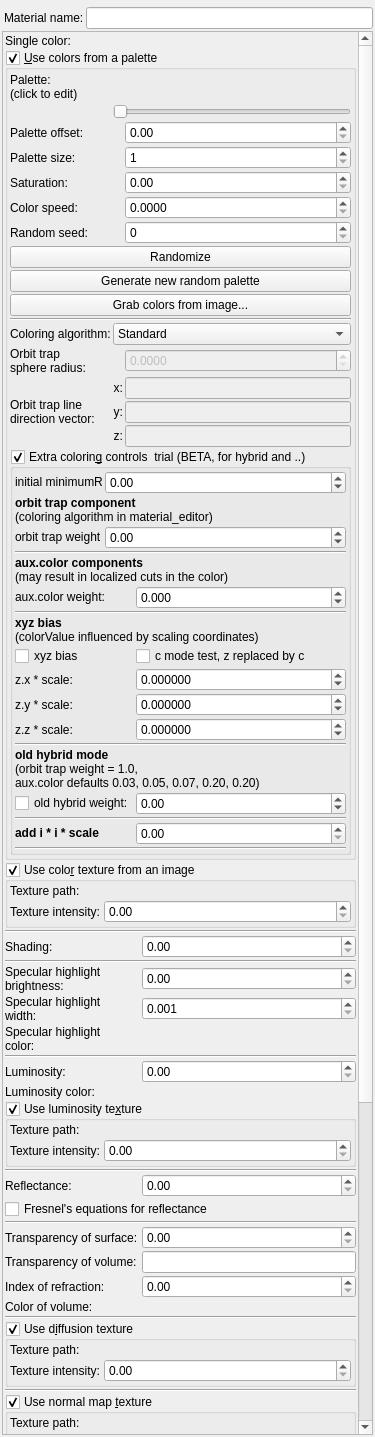
Qt form mandelbulber2/qt/material_editor.ui (buddhi1980/mandelbulber2) before a commit.
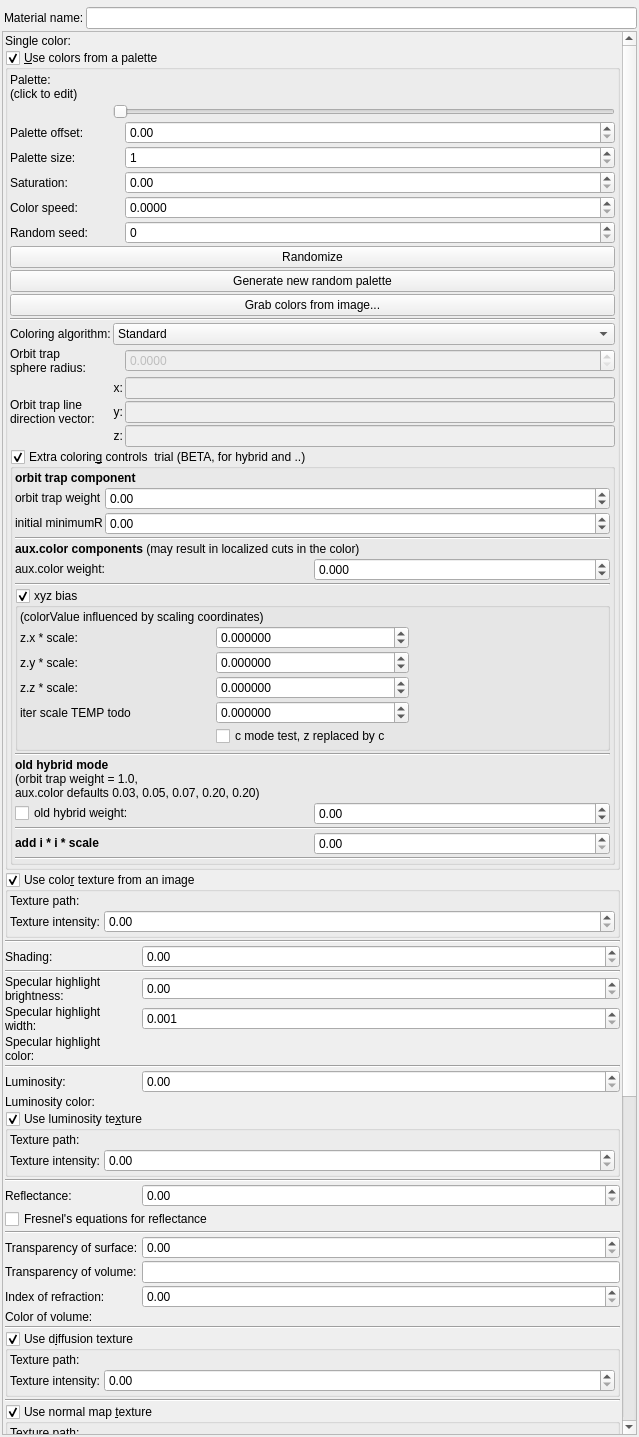
The same form after that commit. Icons and pictures are not drawn. Custom widgets are drawn as their Qt base class.

Commit message: more color hybrid mode etc updates

What changed in the file:
```diff
--- a/mandelbulber2/qt/material_editor.ui
+++ b/mandelbulber2/qt/material_editor.ui
@@ -6,7 +6,7 @@
    <rect>
     <x>0</x>
     <y>0</y>
-    <width>375</width>
+    <width>639</width>
     <height>1437</height>
    </rect>
   </property>
@@ -81,9 +81,9 @@
       <property name="geometry">
        <rect>
         <x>0</x>
-        <y>-297</y>
-        <width>426</width>
-        <height>2089</height>
+        <y>-309</y>
+        <width>619</width>
+        <height>2098</height>
        </rect>
       </property>
       <layout class="QVBoxLayout" name="verticalLayout_2">
@@ -1183,8 +1183,36 @@
                </property>
                <item>
                 <layout class="QGridLayout" name="gridLayout" columnstretch="0,1">
-                 <item row="0" column="0">
-                  <widget class="QLabel" name="label_61">
+                 <item row="2" column="1">
+                  <widget class="MyDoubleSpinBox" name="spinbox_fractal_coloring_orbit_trap_weight">
+                   <property name="sizePolicy">
+                    <sizepolicy hsizetype="Minimum" vsizetype="Maximum">
+                     <horstretch>0</horstretch>
+                     <verstretch>0</verstretch>
+                    </sizepolicy>
+                   </property>
+                   <property name="prefix">
+                    <string/>
+                   </property>
+                   <property name="suffix">
+                    <string/>
+                   </property>
+                   <property name="decimals">
+                    <number>2</number>
+                   </property>
+                   <property name="minimum">
+                    <double>-9999.989999999999782</double>
+                   </property>
+                   <property name="maximum">
+                    <double>9999.989999999999782</double>
+                   </property>
+                   <property name="singleStep">
+                    <double>0.100000000000000</double>
+                   </property>
+                  </widget>
+                 </item>
+                 <item row="1" column="0" colspan="2">
+                  <widget class="QLabel" name="label_60">
                    <property name="font">
                     <font>
                      <weight>75</weight>
@@ -1192,7 +1220,7 @@
                     </font>
                    </property>
                    <property name="text">
-                    <string>&lt;html&gt;&lt;head/&gt;&lt;body&gt;&lt;p&gt;&lt;span style=&quot; font-weight:400;&quot;&gt;initial minimumR&lt;/span&gt;&lt;/p&gt;&lt;/body&gt;&lt;/html&gt;</string>
+                    <string>&lt;html&gt;&lt;head/&gt;&lt;body&gt;&lt;p&gt;orbit trap component &lt;/p&gt;&lt;/body&gt;&lt;/html&gt;</string>
                    </property>
                   </widget>
                  </item>
@@ -1209,7 +1237,20 @@
                    </property>
                   </widget>
                  </item>
-                 <item row="0" column="1">
+                 <item row="3" column="0">
+                  <widget class="QLabel" name="label_61">
+                   <property name="font">
+                    <font>
+                     <weight>75</weight>
+                     <bold>true</bold>
+                    </font>
+                   </property>
+                   <property name="text">
+                    <string>&lt;html&gt;&lt;head/&gt;&lt;body&gt;&lt;p&gt;&lt;span style=&quot; font-weight:400;&quot;&gt;initial minimumR&lt;/span&gt;&lt;/p&gt;&lt;/body&gt;&lt;/html&gt;</string>
+                   </property>
+                  </widget>
+                 </item>
+                 <item row="3" column="1">
                   <widget class="MyDoubleSpinBox" name="spinbox_fractal_coloring_initial_minimumR">
                    <property name="sizePolicy">
                     <sizepolicy hsizetype="Minimum" vsizetype="Maximum">
@@ -1237,124 +1278,55 @@
                    </property>
                   </widget>
                  </item>
-                 <item row="1" column="0" colspan="2">
-                  <widget class="QLabel" name="label_60">
-                   <property name="font">
-                    <font>
-                     <weight>75</weight>
-                     <bold>true</bold>
-                    </font>
-                   </property>
-                   <property name="text">
-                    <string>&lt;html&gt;&lt;head/&gt;&lt;body&gt;&lt;p&gt;orbit trap component &lt;br/&gt;&lt;span style=&quot; font-weight:400;&quot;&gt;(coloring algorithm in material_editor)&lt;/span&gt;&lt;/p&gt;&lt;/body&gt;&lt;/html&gt;</string>
-                   </property>
-                  </widget>
-                 </item>
-                 <item row="2" column="1">
-                  <widget class="MyDoubleSpinBox" name="spinbox_fractal_coloring_orbit_trap_weight">
-                   <property name="sizePolicy">
-                    <sizepolicy hsizetype="Minimum" vsizetype="Maximum">
-                     <horstretch>0</horstretch>
-                     <verstretch>0</verstretch>
-                    </sizepolicy>
-                   </property>
-                   <property name="prefix">
-                    <string/>
-                   </property>
-                   <property name="suffix">
-                    <string/>
-                   </property>
-                   <property name="decimals">
-                    <number>2</number>
-                   </property>
-                   <property name="minimum">
-                    <double>-9999.989999999999782</double>
-                   </property>
-                   <property name="maximum">
-                    <double>9999.989999999999782</double>
-                   </property>
-                   <property name="singleStep">
-                    <double>0.100000000000000</double>
-                   </property>
-                  </widget>
-                 </item>
                 </layout>
                </item>
                <item>
-                <layout class="QGridLayout" name="gridLayout_14" columnstretch="0,1">
+                <layout class="QGridLayout" name="gridLayout_14" columnstretch="0,0">
                  <property name="spacing">
                   <number>2</number>
                  </property>
-                 <item row="20" column="1">
-                  <widget class="MyDoubleSpinBox" name="spinbox_fractal_coloring_ii_add_scale">
-                   <property name="sizePolicy">
-                    <sizepolicy hsizetype="Minimum" vsizetype="Maximum">
-                     <horstretch>0</horstretch>
-                     <verstretch>0</verstretch>
-                    </sizepolicy>
+                 <item row="17" column="0" colspan="2">
+                  <widget class="Line" name="line_8">
+                   <property name="orientation">
+                    <enum>Qt::Horizontal</enum>
                    </property>
-                   <property name="prefix">
-                    <string/>
+                  </widget>
+                 </item>
+                 <item row="20" column="0" colspan="2">
+                  <widget class="Line" name="line">
+                   <property name="orientation">
+                    <enum>Qt::Horizontal</enum>
                    </property>
-                   <property name="suffix">
-                    <string/>
-                   </property>
-                   <property name="decimals">
-                    <number>2</number>
-                   </property>
-                   <property name="minimum">
-                    <double>0.000000000000000</double>
-                   </property>
-                   <property name="maximum">
-                    <double>99999.000000000000000</double>
-                   </property>
-                   <property name="singleStep">
-                    <double>0.100000000000000</double>
-                   </property>
                   </widget>
                  </item>
-                 <item row="20" column="0">
+                 <item row="21" column="0">
                   <widget class="QLabel" name="label_34">
                    <property name="text">
                     <string>&lt;html&gt;&lt;head/&gt;&lt;body&gt;&lt;p&gt;&lt;span style=&quot; font-weight:600;&quot;&gt;add i * i * scale&lt;/span&gt;&lt;/p&gt;&lt;/body&gt;&lt;/html&gt;</string>
                    </property>
                   </widget>
                  </item>
-                 <item row="5" column="0" colspan="2">
-                  <widget class="QLabel" name="label_75">
-                   <property name="font">
-                    <font>
-                     <weight>75</weight>
-                     <bold>true</bold>
-                    </font>
-                   </property>
-                   <property name="text">
-                    <string>&lt;html&gt;&lt;head/&gt;&lt;body&gt;&lt;p&gt;aux.color components &lt;br/&gt;&lt;span style=&quot; font-weight:400;&quot;&gt;(may result in localized cuts in the color)&lt;/span&gt;&lt;/p&gt;&lt;/body&gt;&lt;/html&gt;</string>
-                   </property>
-                  </widget>
-                 </item>
-                 <item row="18" column="0">
+                 <item row="19" column="0">
                   <widget class="QCheckBox" name="checkBox_fractal_coloring_old_hybrid_enabled_false">
                    <property name="text">
                     <string notr="true">old hybrid weight:</string>
                    </property>
                   </widget>
                  </item>
-                 <item row="4" column="0" colspan="2">
-                  <widget class="Line" name="line_15">
-                   <property name="orientation">
-                    <enum>Qt::Horizontal</enum>
+                 <item row="18" column="0" colspan="2">
+                  <widget class="QLabel" name="label_65">
+                   <property name="font">
+                    <font>
+                     <weight>75</weight>
+                     <bold>true</bold>
+                    </font>
                    </property>
-                  </widget>
-                 </item>
-                 <item row="13" column="0">
-                  <widget class="QLabel" name="label_37">
                    <property name="text">
-                    <string>z.y * scale:</string>
+                    <string>&lt;html&gt;&lt;head/&gt;&lt;body&gt;&lt;p&gt;old hybrid mode &lt;br/&gt;&lt;span style=&quot; font-weight:400;&quot;&gt;(orbit trap weight = 1.0, &lt;br/&gt;aux.color defaults 0.03, 0.05, 0.07, 0.20, 0.20)&lt;/span&gt;&lt;/p&gt;&lt;/body&gt;&lt;/html&gt;</string>
                    </property>
                   </widget>
                  </item>
-                 <item row="18" column="1">
+                 <item row="19" column="1">
                   <widget class="MyDoubleSpinBox" name="spinbox_fractal_coloring_old_hybrid_weight">
                    <property name="sizePolicy">
                     <sizepolicy hsizetype="Minimum" vsizetype="Maximum">
@@ -1382,116 +1354,26 @@
                    </property>
                   </widget>
                  </item>
-                 <item row="16" column="0" colspan="2">
-                  <widget class="Line" name="line_8">
+                 <item row="5" column="0" colspan="2">
+                  <widget class="QLabel" name="label_75">
+                   <property name="font">
+                    <font>
+                     <weight>75</weight>
+                     <bold>true</bold>
+                    </font>
+                   </property>
+                   <property name="text">
+                    <string>&lt;html&gt;&lt;head/&gt;&lt;body&gt;&lt;p&gt;aux.color components  &lt;span style=&quot; font-weight:400;&quot;&gt;(may result in localized cuts in the color)&lt;/span&gt;&lt;/p&gt;&lt;/body&gt;&lt;/html&gt;</string>
+                   </property>
+                  </widget>
+                 </item>
+                 <item row="4" column="0" colspan="2">
+                  <widget class="Line" name="line_15">
                    <property name="orientation">
                     <enum>Qt::Horizontal</enum>
                    </property>
                   </widget>
                  </item>
-                 <item row="14" column="1">
-                  <widget class="MyDoubleSpinBox" name="spinbox3_fractal_coloring_xyz_000_z">
-                   <property name="sizePolicy">
-                    <sizepolicy hsizetype="Minimum" vsizetype="Maximum">
-                     <horstretch>0</horstretch>
-                     <verstretch>0</verstretch>
-                    </sizepolicy>
-                   </property>
-                   <property name="prefix">
-                    <string/>
-                   </property>
-                   <property name="suffix">
-                    <string/>
-                   </property>
-                   <property name="decimals">
-                    <number>6</number>
-                   </property>
-                   <property name="minimum">
-                    <double>-9999.999900000000707</double>
-                   </property>
-                   <property name="maximum">
-                    <double>9999.999900000000707</double>
-                   </property>
-                   <property name="singleStep">
-                    <double>0.100000000000000</double>
-                   </property>
-                  </widget>
-                 </item>
-                 <item row="12" column="1">
-                  <widget class="MyDoubleSpinBox" name="spinbox3_fractal_coloring_xyz_000_x">
-                   <property name="sizePolicy">
-                    <sizepolicy hsizetype="Minimum" vsizetype="Maximum">
-                     <horstretch>0</horstretch>
-                     <verstretch>0</verstretch>
-                    </sizepolicy>
-                   </property>
-                   <property name="prefix">
-                    <string/>
-                   </property>
-                   <property name="suffix">
-                    <string/>
-                   </property>
-                   <property name="decimals">
-                    <number>6</number>
-                   </property>
-                   <property name="minimum">
-                    <double>-9999.999900000000707</double>
-                   </property>
-                   <property name="maximum">
-                    <double>9999.999900000000707</double>
-                   </property>
-                   <property name="singleStep">
-                    <double>0.100000000000000</double>
-                   </property>
-                  </widget>
-                 </item>
-                 <item row="10" column="0">
-                  <widget class="QCheckBox" name="checkBox_fractal_coloring_xyz_bias_enabled_false">
-                   <property name="text">
-                    <string notr="true">xyz bias</string>
-                   </property>
-                  </widget>
-                 </item>
-                 <item row="17" column="0" colspan="2">
-                  <widget class="QLabel" name="label_65">
-                   <property name="font">
-                    <font>
-                     <weight>75</weight>
-                     <bold>true</bold>
-                    </font>
-                   </property>
-                   <property name="text">
-                    <string>&lt;html&gt;&lt;head/&gt;&lt;body&gt;&lt;p&gt;old hybrid mode &lt;br/&gt;&lt;span style=&quot; font-weight:400;&quot;&gt;(orbit trap weight = 1.0, &lt;br/&gt;aux.color defaults 0.03, 0.05, 0.07, 0.20, 0.20)&lt;/span&gt;&lt;/p&gt;&lt;/body&gt;&lt;/html&gt;</string>
-                   </property>
-                  </widget>
-                 </item>
-                 <item row="12" column="0">
-                  <widget class="QLabel" name="label_36">
-                   <property name="text">
-                    <string>z.x * scale:</string>
-                   </property>
-                  </widget>
-                 </item>
-                 <item row="14" column="0">
-                  <widget class="QLabel" name="label_38">
-                   <property name="text">
-                    <string>z.z * scale:</string>
-                   </property>
-                  </widget>
-                 </item>
-                 <item row="9" column="0" colspan="2">
-                  <widget class="QLabel" name="label_64">
-                   <property name="font">
-                    <font>
-                     <weight>75</weight>
-                     <bold>true</bold>
-                    </font>
-                   </property>
-                   <property name="text">
-                    <string>&lt;html&gt;&lt;head/&gt;&lt;body&gt;&lt;p&gt;xyz bias&lt;br/&gt;&lt;span style=&quot; font-weight:400;&quot;&gt;(colorValue influenced by scaling coordinates)&lt;/span&gt;&lt;/p&gt;&lt;/body&gt;&lt;/html&gt;</string>
-                   </property>
-                  </widget>
-                 </item>
                  <item row="7" column="0">
                   <widget class="QLabel" name="label_58">
                    <property name="font">
@@ -1505,15 +1387,8 @@
                    </property>
                   </widget>
                  </item>
-                 <item row="8" column="0" colspan="2">
-                  <widget class="Line" name="line_9">
-                   <property name="orientation">
-                    <enum>Qt::Horizontal</enum>
-                   </property>
-                  </widget>
-                 </item>
-                 <item row="13" column="1">
-                  <widget class="MyDoubleSpinBox" name="spinbox3_fractal_coloring_xyz_000_y">
+                 <item row="21" column="1">
+                  <widget class="MyDoubleSpinBox" name="spinbox_fractal_coloring_ii_add_scale">
                    <property name="sizePolicy">
                     <sizepolicy hsizetype="Minimum" vsizetype="Maximum">
                      <horstretch>0</horstretch>
@@ -1527,26 +1402,19 @@
                     <string/>
                    </property>
                    <property name="decimals">
-                    <number>6</number>
+                    <number>2</number>
                    </property>
                    <property name="minimum">
-                    <double>-9999.999900000000707</double>
+                    <double>0.000000000000000</double>
                    </property>
                    <property name="maximum">
-                    <double>9999.999900000000707</double>
+                    <double>99999.000000000000000</double>
                    </property>
                    <property name="singleStep">
                     <double>0.100000000000000</double>
                    </property>
                   </widget>
                  </item>
-                 <item row="19" column="0" colspan="2">
-                  <widget class="Line" name="line">
-                   <property name="orientation">
-                    <enum>Qt::Horizontal</enum>
-                   </property>
-                  </widget>
-                 </item>
                  <item row="7" column="1">
                   <widget class="MyDoubleSpinBox" name="spinbox_fractal_coloring_aux_color_weight">
                    <property name="sizePolicy">
@@ -1575,10 +1443,201 @@
                    </property>
                   </widget>
                  </item>
-                 <item row="10" column="1">
-                  <widget class="QCheckBox" name="checkBox_fractal_coloring_c_mode_enabled_false">
-                   <property name="text">
-                    <string notr="true">c mode test, z replaced by c</string>
+                 <item row="9" column="0" colspan="2">
+                  <widget class="MyGroupBox" name="groupCheck_fractal_coloring_xyz_bias_enabled_false">
+                   <property name="toolTip">
+                    <string/>
+                   </property>
+                   <property name="title">
+                    <string>xyz bias</string>
+                   </property>
+                   <property name="checkable">
+                    <bool>true</bool>
+                   </property>
+                   <layout class="QVBoxLayout" name="verticalLayout_30" stretch="0">
+                    <property name="spacing">
+                     <number>2</number>
+                    </property>
+                    <property name="leftMargin">
+                     <number>2</number>
+                    </property>
+                    <property name="topMargin">
+                     <number>2</number>
+                    </property>
+                    <property name="rightMargin">
+                     <number>2</number>
+                    </property>
+                    <property name="bottomMargin">
+                     <number>2</number>
+                    </property>
+                    <item>
+                     <layout class="QGridLayout" name="gridLayout_15">
+                      <property name="spacing">
+                       <number>2</number>
+                      </property>
+                      <item row="7" column="0">
+                       <widget class="QLabel" name="label_36">
+                        <property name="text">
+                         <string>z.x * scale:</string>
+                        </property>
+                       </widget>
+                      </item>
+                      <item row="8" column="0">
+                       <widget class="QLabel" name="label_37">
+                        <property name="text">
+                         <string>z.y * scale:</string>
+                        </property>
+                       </widget>
+                      </item>
+                      <item row="10" column="0">
+                       <widget class="QLabel" name="label_35">
+                        <property name="text">
+                         <string>iter scale TEMP todo</string>
+                        </property>
+                       </widget>
+                      </item>
+                      <item row="9" column="0">
+                       <widget class="QLabel" name="label_38">
+                        <property name="text">
+                         <string>z.z * scale:</string>
+                        </property>
+                       </widget>
+                      </item>
+                      <item row="3" column="0" colspan="3">
+                       <widget class="QLabel" name="label_40">
+                        <property name="text">
+                         <string>(colorValue influenced by scaling coordinates)</string>
+                        </property>
+                       </widget>
+                      </item>
+                      <item row="11" column="1">
+                       <widget class="QCheckBox" name="checkBox_fractal_coloring_c_mode_enabled_false">
+                        <property name="text">
+                         <string notr="true">c mode test, z replaced by c</string>
+                        </property>
+                       </widget>
+                      </item>
+                      <item row="10" column="1">
+                       <widget class="MyDoubleSpinBox" name="spinbox_fractal_coloring_xyz_iter_scale">
+                        <property name="sizePolicy">
+                         <sizepolicy hsizetype="Minimum" vsizetype="Maximum">
+                          <horstretch>0</horstretch>
+                          <verstretch>0</verstretch>
+                         </sizepolicy>
+                        </property>
+                        <property name="prefix">
+                         <string/>
+                        </property>
+                        <property name="suffix">
+                         <string/>
+                        </property>
+                        <property name="decimals">
+                         <number>6</number>
+                        </property>
+                        <property name="minimum">
+                         <double>-9999.999900000000707</double>
+                        </property>
+                        <property name="maximum">
+                         <double>9999.999900000000707</double>
+                        </property>
+                        <property name="singleStep">
+                         <double>0.100000000000000</double>
+                        </property>
+                       </widget>
+                      </item>
+                      <item row="7" column="1">
+                       <widget class="MyDoubleSpinBox" name="spinbox3_fractal_coloring_xyz_000_x">
+                        <property name="sizePolicy">
+                         <sizepolicy hsizetype="Minimum" vsizetype="Maximum">
+                          <horstretch>0</horstretch>
+                          <verstretch>0</verstretch>
+                         </sizepolicy>
+                        </property>
+                        <property name="prefix">
+                         <string/>
+                        </property>
+                        <property name="suffix">
+                         <string/>
+                        </property>
+                        <property name="decimals">
+                         <number>6</number>
+                        </property>
+                        <property name="minimum">
+                         <double>-9999.999900000000707</double>
+                        </property>
+                        <property name="maximum">
+                         <double>9999.999900000000707</double>
+                        </property>
+                        <property name="singleStep">
+                         <double>0.100000000000000</double>
+                        </property>
+                       </widget>
+                      </item>
+                      <item row="9" column="1">
+                       <widget class="MyDoubleSpinBox" name="spinbox3_fractal_coloring_xyz_000_z">
+                        <property name="sizePolicy">
+                         <sizepolicy hsizetype="Minimum" vsizetype="Maximum">
+                          <horstretch>0</horstretch>
+                          <verstretch>0</verstretch>
+                         </sizepolicy>
+                        </property>
+                        <property name="prefix">
+                         <string/>
+                        </property>
+                        <property name="suffix">
+                         <string/>
+                        </property>
+                        <property name="decimals">
+                         <number>6</number>
+                        </property>
+                        <property name="minimum">
+                         <double>-9999.999900000000707</double>
+                        </property>
+                        <property name="maximum">
+                         <double>9999.999900000000707</double>
+                        </property>
+                        <property name="singleStep">
+                         <double>0.100000000000000</double>
+                        </property>
+                       </widget>
+                      </item>
+                      <item row="8" column="1">
+                       <widget class="MyDoubleSpinBox" name="spinbox3_fractal_coloring_xyz_000_y">
+                        <property name="sizePolicy">
+                         <sizepolicy hsizetype="Minimum" vsizetype="Maximum">
+                          <horstretch>0</horstretch>
+                          <verstretch>0</verstretch>
+                         </sizepolicy>
+                        </property>
+                        <property name="prefix">
+                         <string/>
+                        </property>
+                        <property name="suffix">
+                         <string/>
+                        </property>
+                        <property name="decimals">
+                         <number>6</number>
+                        </property>
+                        <property name="minimum">
+                         <double>-9999.999900000000707</double>
+                        </property>
+                        <property name="maximum">
+                         <double>9999.999900000000707</double>
+                        </property>
+                        <property name="singleStep">
+                         <double>0.100000000000000</double>
+                        </property>
+                       </widget>
+                      </item>
+                     </layout>
+                    </item>
+                   </layout>
+                  </widget>
+                 </item>
+                 <item row="8" column="0" colspan="2">
+                  <widget class="Line" name="line_9">
+                   <property name="orientation">
+                    <enum>Qt::Horizontal</enum>
                    </property>
                   </widget>
                  </item>
```
The commit also changes 5 other files.
